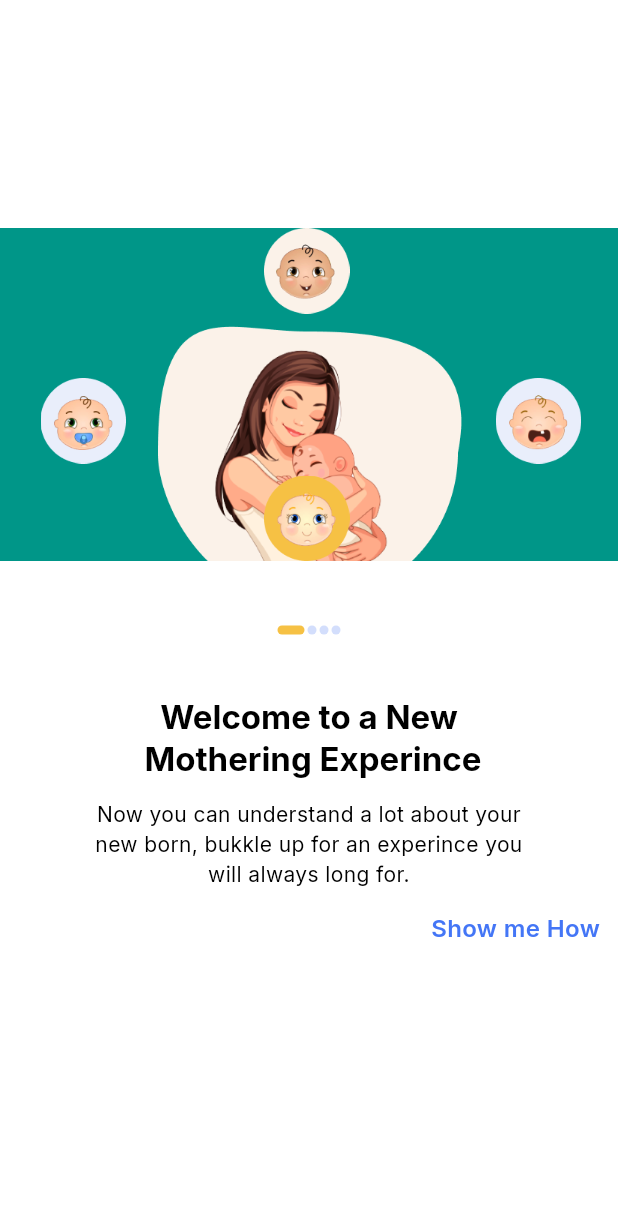
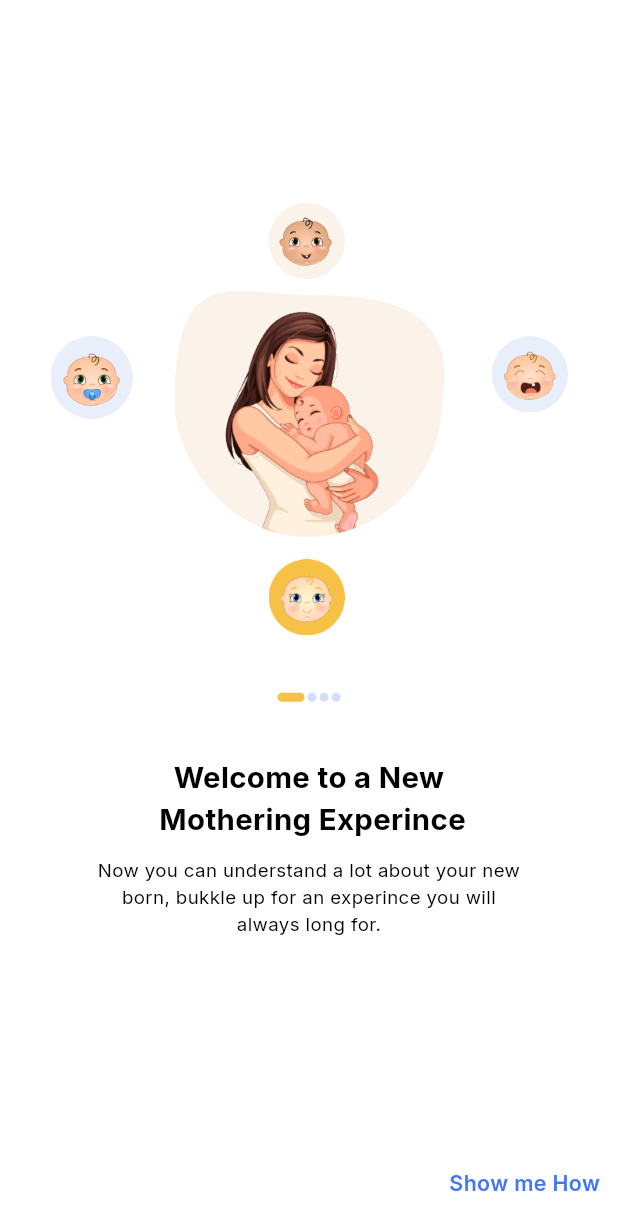
Before and after one commit to nikkieke/ubenwa_nkechi, a Flutter app: the screen it shows after launch, on a phone screen of 412 x 824 dp. Shown: the top 1230 px of the screen. Run offline on Flutter 3.47's test engine with Material 2 defaults, Android fonts, the phone set to English and light mode, and no system bars; drawn by our look-alikes of smooth_page_indicator; our stand-ins replace fl_chart, flutter_native_splash, flutter_screenutil, flutter_svg, go_router, google_fonts and 3 more.

Commit message:
- add screen util - onboard ui

```diff
--- a/lib/app/view/app.dart
+++ b/lib/app/view/app.dart
@@ -1,5 +1,6 @@
 import 'package:flutter/material.dart';
 import 'package:flutter_native_splash/flutter_native_splash.dart';
+import 'package:flutter_screenutil/flutter_screenutil.dart';
 import 'package:hooks_riverpod/hooks_riverpod.dart';
 import 'package:ubenwa_nkechi/app/app.dart';
 import 'package:ubenwa_nkechi/app/utils/utils.dart';
@@ -43,11 +44,17 @@ class _AppViewState extends ConsumerState<AppView> {
   @override
   Widget build(BuildContext context) {
     final appRouter = ref.watch(goRouterProvider);
+    return ScreenUtilInit(
+        designSize: const Size(428, 926),
+        minTextAdapt: true,
+        splitScreenMode: true,
+        builder: (context, child) {
           return MaterialApp.router(
             theme: AppTheme.light,
             debugShowCheckedModeBanner: false,
             themeMode: ThemeMode.light,
             routerConfig: appRouter,
           );
+          },);
   }
 }
--- a/lib/features/onboard/view/onboard.dart
+++ b/lib/features/onboard/view/onboard.dart
@@ -1,10 +1,13 @@
+import 'package:flutter/cupertino.dart';
 import 'package:flutter/material.dart';
+import 'package:flutter_screenutil/flutter_screenutil.dart';
+import 'package:go_router/go_router.dart';
+import 'package:smooth_page_indicator/smooth_page_indicator.dart';
 import 'package:ubenwa_nkechi/app/utils/utils.dart';
 import 'package:ubenwa_nkechi/features/onboard/view/view.dart';
-import 'package:smooth_page_indicator/smooth_page_indicator.dart';
 
 class OnboardView extends StatefulWidget {
-  const OnboardView({Key? key}) : super(key: key);
+  const OnboardView({super.key});
 
   @override
   State<OnboardView> createState() => _OnboardViewState();
@@ -12,13 +15,16 @@ class OnboardView extends StatefulWidget {
 
 class _OnboardViewState extends State<OnboardView> {
   int currentPage = 0;
+  int currentPage2 = 0;
   late final PageController _pageController;
+  late final PageController _pageController2;
   late final List<OnboardBuild> _items;
 
   @override
   void initState() {
     super.initState();
     _pageController = PageController();
+    _pageController2 = PageController();
     _items = [
       const OnboardBuild(
         onboardMomPath: AppImage.mom1,
@@ -53,7 +59,21 @@ class _OnboardViewState extends State<OnboardView> {
       setState(() {
         currentPage = _pageController.page!.round();
       });
+      // if(_pageController.page!.round() != currentPage){
+      //   setState(() {
+      //     currentPage = _pageController.page!.round();
+      //     _pageController2.jumpToPage(currentPage);
+      //   });
+      // }
     });
+    // _pageController2.addListener(() {
+    //   if(_pageController2.page!.round() != currentPage2){
+    //     setState(() {
+    //       currentPage2 = _pageController2.page!.round();
+    //       _pageController.jumpToPage(currentPage2);
+    //     });
+    //   }
+    // });
   }
 
   @override
@@ -68,22 +88,21 @@ class _OnboardViewState extends State<OnboardView> {
     return Scaffold(
       body: Column(
         children: [
-          const SizedBox(
-            height: 152,
+            SizedBox(
+            height: 152.h,
           ),
           Container(
-            color: Colors.teal,
-            height: MediaQuery.of(context).size.height - 602,
+            //color: Colors.teal,
+            height: 324.h,
             width: double.maxFinite,
-
             child: PageView.builder(
               controller: _pageController,
               itemCount: _items.length,
               itemBuilder: (context, index) => _items[index],
             ),
           ),
-          const SizedBox(
-            height: 43,
+           SizedBox(
+            height: 43.h,
           ),
           SmoothPageIndicator(
             controller: _pageController,
@@ -98,69 +117,182 @@ class _OnboardViewState extends State<OnboardView> {
               Theme.of(context).colorScheme.primary,
             ),
           ),
-          const SizedBox(
-            height: 41,
+           SizedBox(
+            height: 41.h,
           ),
+          Container(
+            //color: Colors.cyan,
+            height: 347.h,
+            width: double.maxFinite,
+            child:  PageView.builder(
+              controller: _pageController2,
+              onPageChanged: (index){
+                setState(() {
+                  index = currentPage;
+                });
+              },
+              itemCount: textList.length,
+              itemBuilder: (context, index){
+                final onboardTextItem = textList[index];
+                return OnboardTextBuild(model: onboardTextItem);
+              },
+            ),
+
+          ),
+
+        ],
+      ),
+    );
+  }
+}
+
+class OnboardTextModel{
+  OnboardTextModel({
+    required this.title,
+    required this.subTitle,
+    this.buttonTitle1,
+    this.buttonTitle2,
+  });
+  final String title;
+  final String subTitle;
+  final String? buttonTitle1;
+  final String? buttonTitle2;
+}
+
+final List<OnboardTextModel>textList =[
+   OnboardTextModel(title: 'Welcome to a New\n Mothering Experince',
+     subTitle: 'Now you can understand a lot about your new born, '
+       'bukkle up for an experince you will always long for.',buttonTitle2: 'Show me How',),
+   OnboardTextModel(title: 'A Cry with Meaning', subTitle: 'Now with great feedbacks, '
+       'you can understand a lot about your new born cry patter '
+       'and prepare for common cry peak period.',
+     buttonTitle1: 'Previous',
+     buttonTitle2: 'Next',
+   ),
+   OnboardTextModel(title: 'Analytical Insight', subTitle: 'Be your baby’s doctor by viewing '
+       'great insight and analysis; you get to see how your baby cry activity varies in terms of '
+       'duration and frequency to help you make good dcisions',buttonTitle1: 'Previous',
+     buttonTitle2: 'Next',
+   ),
+   OnboardTextModel(title: 'Happy Mom\n Happy Home',
+     subTitle: 'Reduce you baby crying time whilst gettting your schedule '
+       'back together by planning for time of cry activity and time of quite.',
+     buttonTitle1: 'Previous',
+   ),
+];
+
+class OnboardTextBuild extends StatelessWidget {
+  const OnboardTextBuild({
+    required this.model, super.key,
+  });
+
+  final OnboardTextModel model;
+
+
+  @override
+  Widget build(BuildContext context) {
+    return Column(
+      mainAxisAlignment: MainAxisAlignment.spaceBetween,
+      children: [
         Column(
           children: [
             Text(
-                'Welcome to a New\n Mothering Experince',
+              model.title,
               textAlign: TextAlign.center,
               style: Theme.of(context)
-                    .textTheme.titleLarge?.copyWith(
-                  fontSize: 22,
+                  .textTheme.bodyMedium?.copyWith(
+                fontSize: 22.sp,
                 fontWeight: FontWeight.w700,
               ),
             ),
-              const SizedBox(height: 13,),
+             SizedBox(height: 13.h,),
             SizedBox(
-                width: 302,
-                height: 62,
+              width: 302.w,
+              height: 62.h,
               child: Text(
-                  'Now you can understand a lot about your new born, bukkle up for an experince you will always long for.',
+                model.subTitle,
                 textAlign: TextAlign.center,
                 style: Theme.of(context).textTheme.bodyMedium?.copyWith(
-                    fontSize: 14,
+                  fontSize: 14.sp,
                 ),
               ),
             ),
+          ],
+        ),
+
+        if(model.title == 'Happy Mom\n Happy Home')...[
+          CupertinoButton(
+              child: Container(
+                alignment: Alignment.center,
+                width: 380.w,
+                height: 58.h,
+                decoration: ShapeDecoration(
+                  color: Theme.of(context).colorScheme.primary,
+                  shape: RoundedRectangleBorder(
+                    borderRadius: BorderRadius.circular(10),
+                  ),
+                ),
+                child: Text(
+                  'Get Started',
+                  textAlign: TextAlign.center,
+                  style: Theme.of(context).textTheme
+                      .bodyMedium?.copyWith(
+                    color: Colors.white,
+                    fontSize: 18.sp,
+                    fontWeight: FontWeight.w600,
+                  ),
+                ),
+              ),
+              onPressed: (){
+                context.goNamed(AppRoute.animatedLoader.name);
+              },),
+
+        ]else...[
+          Container(),
+        ],
 
         Row(
           mainAxisAlignment: MainAxisAlignment.spaceBetween,
           children: [
+            if(model.buttonTitle1 == null)...[
+              Container(),
+            ]else...[
               TextButton(
                 onPressed: (){},
                 child: Text(
-                      '',
+                  '${model.buttonTitle1}',
                   textAlign: TextAlign.center,
                   style: Theme.of(context).textTheme
                       .bodyMedium?.copyWith(
-                        color: Theme.of(context).colorScheme.primary,
-                        fontSize: 16,
-                        fontWeight: FontWeight.w600,
-                      ),
-                    ),
-                  ),
-                  TextButton(
-                      onPressed: (){},
-                      child: Text(
-                        'Show me How',
-                        textAlign: TextAlign.center,
-                        style: Theme.of(context).textTheme
-                            .bodyMedium?.copyWith(
-                          color: Theme.of(context).colorScheme.primary,
-                          fontSize: 16,
+                    color: const Color(0xFF848484),
+                    fontSize: 16.sp,
                     fontWeight: FontWeight.w600,
                   ),
                 ),
               ),
             ],
-              )
+
+            if(model.buttonTitle2 == null)...[
+              Container(),
+            ]else...[
+              TextButton(
+                onPressed: (){},
+                child: Text(
+                  '${model.buttonTitle2}',
+                  textAlign: TextAlign.center,
+                  style: Theme.of(context).textTheme
+                      .bodyMedium?.copyWith(
+                    color: Theme.of(context).colorScheme.primary,
+                    fontSize: 16.sp,
+                    fontWeight: FontWeight.w600,
+                  ),
+                ),
+              ),
+            ],
+          ],
+        ),
 
       ],
-          )
-        ],
-      ),
     );
   }
 }
--- a/lib/features/onboard/view/onboard_build.dart
+++ b/lib/features/onboard/view/onboard_build.dart
@@ -1,4 +1,5 @@
 import 'package:flutter/material.dart';
+import 'package:flutter_screenutil/flutter_screenutil.dart';
 
 class OnboardBuild extends StatelessWidget {
   const OnboardBuild({
@@ -23,12 +24,12 @@ class OnboardBuild extends StatelessWidget {
       return Stack(
         children: [
           Positioned(
-            top: 50,
-            left: width - 314,
-            right: width - 315,
+            top: 50.h,
+            left: width - 314.w,
+            right: width - 315.w,
             child: Container(
-              height: 200,
-              width: 200,
+              height: 200.h,
+              width: 200.w,
               decoration:  BoxDecoration(
                 image: DecorationImage(
                     image: AssetImage(onboardMomPath),
@@ -38,12 +39,12 @@ class OnboardBuild extends StatelessWidget {
             ),
           ),
           Positioned(
-            top: 100,
-            left: width - 393,
-            right: width - 92,
+            top: 100.h,
+            left: width - 393.w,
+            right: width - 92.w,
             child: Container(
-              height: 57,
-              width: 57,
+              height: 57.w,
+              width: 57.w,
               decoration:  BoxDecoration(
                   image: DecorationImage(
                       image: AssetImage(onboardAuxBaby1Path),
@@ -54,11 +55,11 @@ class OnboardBuild extends StatelessWidget {
           ),
           Positioned(
             bottom: 0,
-            left: width - 244,
-            right: width - 241,
+            left: width - 244.w,
+            right: width - 241.w,
             child: Container(
-              height: 57,
-              width: 57,
+              height: 57.h,
+              width: 57.w,
               decoration:  BoxDecoration(
                 image: DecorationImage(
                   image: AssetImage(onboardBabyPath),
@@ -69,11 +70,11 @@ class OnboardBuild extends StatelessWidget {
           ),
           Positioned(
             top: 0,
-            left: width - 244,
-            right: width - 241,
+            left: width - 244.w,
+            right: width - 241.w,
             child: Container(
-              height: 57,
-              width: 57,
+              height: 57.h,
+              width: 57.w,
               decoration:  BoxDecoration(
                 image: DecorationImage(
                   image: AssetImage(onboardAuxBaby2Path),
@@ -83,12 +84,12 @@ class OnboardBuild extends StatelessWidget {
             ),
           ),
           Positioned(
-            top: 100,
-            left: width - 88,
-            right: width - 394,
+            top: 100.h,
+            left: width - 88.w,
+            right: width - 394.w,
             child: Container(
-              height: 57,
-              width: 57,
+              height: 57.h,
+              width: 57.w,
               decoration:  BoxDecoration(
                 image: DecorationImage(
                   image: AssetImage(onboardAuxBaby3Path),
--- a/lib/features/records/view/widgets/barchart_widget.dart
+++ b/lib/features/records/view/widgets/barchart_widget.dart
@@ -2,6 +2,7 @@
 
 import 'package:fl_chart/fl_chart.dart';
 import 'package:flutter/material.dart';
+import 'package:flutter_screenutil/flutter_screenutil.dart';
 
 class BarChartWidget extends StatefulWidget {
   const BarChartWidget({super.key});
@@ -30,7 +31,7 @@ class _BarChartWidgetState extends State<BarChartWidget> {
       children: [
         Container(
           width: customWidth,
-          height: 210,
+          height: 210.h,
           decoration: const BoxDecoration(
             gradient: LinearGradient(
               end: Alignment(0.96, -0.29),
--- a/pubspec.yaml
+++ b/pubspec.yaml
@@ -19,6 +19,7 @@ dependencies:
   percent_indicator: ^4.2.3
   intl: ">=0.17.0 <0.19.0"
   scrollable_positioned_list: ^0.3.5
+  flutter_screenutil: ^5.7.0
 
 
 dev_dependencies:
```
Also changed, not shown: lib/features/animated_loader/view/animated_loader.dart (+13 -6 lines), lib/features/records/view/records.dart (+11 -10 lines), lib/features/records/view/widgets/edit_alarm_widget.dart (+18 -16 lines), lib/features/records/view/widgets/overview_widget.dart (+24 -23 lines), lib/features/records/view/widgets/tracker_widget.dart (+26 -25 lines), pubspec.lock. Lines whose indentation alone changed are shown as unchanged.
